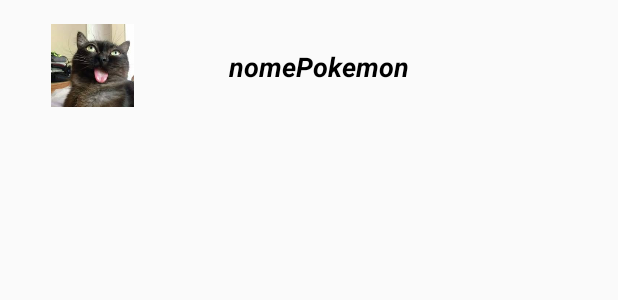
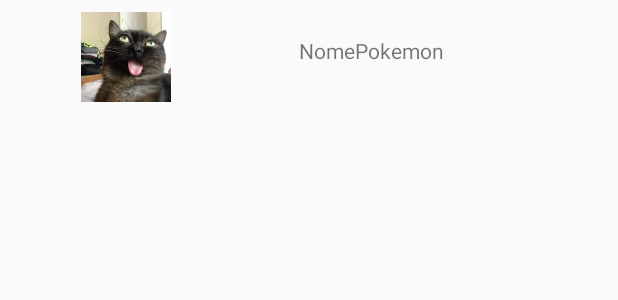
Before and after one commit to JoaoAJRomao/PokeDroid, an Android app: the layout adapterlist_pokemon.xml on its own in the app's theme, with its tools: preview values and no code run, on a phone screen of 412 x 824 dp. Shown: the top 300 px of the screen. Run offline under Robolectric (Android 15) with nearby library versions, the phone set to English and light mode, and no system bars.

```diff
--- a/app/src/main/java/com/unifor/pokedroid/service/PokemonService.kt
+++ b/app/src/main/java/com/unifor/pokedroid/service/PokemonService.kt
@@ -1,13 +1,11 @@
 package com.unifor.pokedroid.service
 
 import com.unifor.pokedroid.model.Named
-import com.unifor.pokedroid.model.Pokemon
 import retrofit2.Call
 import retrofit2.http.GET
-import retrofit2.http.Path
 
 interface PokemonService {
-    @GET("pokemon/?limit=1000") //limit=quantos devem aparecer - offset=a partir de qual aparece(do array, comeca do 1 em diante)
+    @GET("pokemon/") //limit=quantos devem aparecer - offset=a partir de qual aparece(do array, comeca do 1 em diante) //pokemon/?limit=1000 => coloque isso entre as aspas, dentro de GET, e trará todos os pokemons
     fun getAllPokemons(): Call<Named>
 
 }
--- a/app/src/main/res/layout/adapterlist_pokemon.xml
+++ b/app/src/main/res/layout/adapterlist_pokemon.xml
@@ -5,21 +5,20 @@
         xmlns:tools="http://schemas.android.com/tools"
         android:layout_width="match_parent"
         android:layout_height="wrap_content" android:padding="8dp">
+    <TextView
+            android:text="@string/xmlNomePokemon"
+            android:layout_width="wrap_content"
+            android:layout_height="wrap_content" android:id="@+id/nomePokemon"
+            android:layout_marginTop="16dp"
+            app:layout_constraintStart_toEndOf="@+id/imagemPokemon" app:layout_constraintEnd_toEndOf="parent"
+            app:layout_constraintTop_toTopOf="parent" android:layout_marginEnd="86dp"
+    />
     <ImageView
-            android:layout_width="75dp"
-            android:layout_height="55dp" app:srcCompat="@drawable/funnycat"
+            android:layout_width="60dp"
+            android:layout_height="60dp" app:srcCompat="@drawable/funnycat"
             android:id="@+id/imagemPokemon"
-            app:layout_constraintTop_toTopOf="parent" app:layout_constraintStart_toStartOf="parent"
-            android:layout_marginStart="16dp" android:contentDescription="TextImage" android:layout_marginTop="8dp"/>
-    <TextView
-            android:layout_width="154dp"
-            android:layout_height="37dp"
-            android:id="@+id/nomePokemon"
-            android:textAlignment="center" android:textStyle="bold|italic" android:textSize="18sp"
-            android:gravity="center"
-            app:layout_constraintStart_toEndOf="@+id/imagemPokemon"
-            android:textColor="@android:color/black"
-            app:layout_constraintBottom_toBottomOf="@+id/imagemPokemon"
-            app:layout_constraintTop_toTopOf="@+id/imagemPokemon" android:layout_marginStart="36dp"
-            android:text="nomePokemon" app:layout_constraintVertical_bias="0.555"/>
+            app:layout_constraintEnd_toStartOf="@+id/nomePokemon" app:layout_constraintTop_toTopOf="parent"
+            app:layout_constraintStart_toStartOf="parent"
+            android:layout_marginStart="24dp" android:layout_marginEnd="64dp"
+            android:contentDescription="@string/descricaoImagem"/>
 </android.support.constraint.ConstraintLayout>
--- a/app/src/main/res/values/strings.xml
+++ b/app/src/main/res/values/strings.xml
@@ -1,4 +1,6 @@
 <resources>
 
     <string name="pokedroid">pokedroid</string>
+    <string name="xmlNomePokemon">NomePokemon</string>
+    <string name="descricaoImagem">Gato</string>
 </resources>
```
Also changed, not shown: app/src/main/java/com/unifor/pokedroid/activity/MainActivity.kt (+12 -13 lines), app/src/main/java/com/unifor/pokedroid/adapter/PokemonAdapter.kt (+13 -17 lines), app/src/main/java/com/unifor/pokedroid/service/RetrofitConfig.kt (+25 -1 lines).
